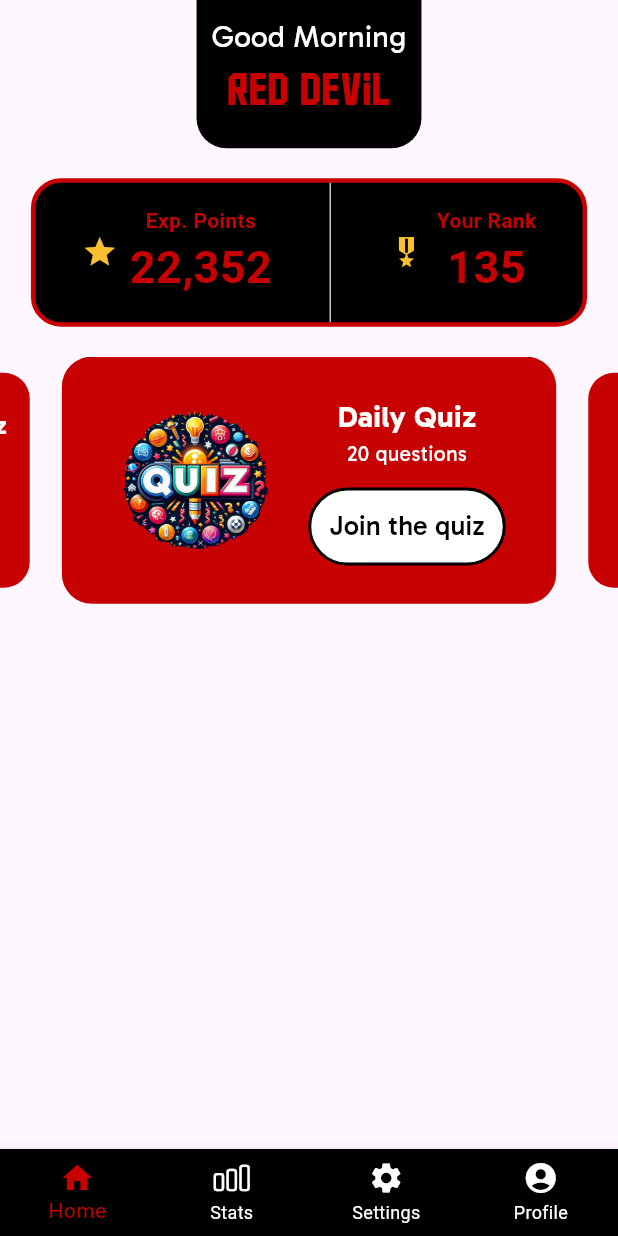
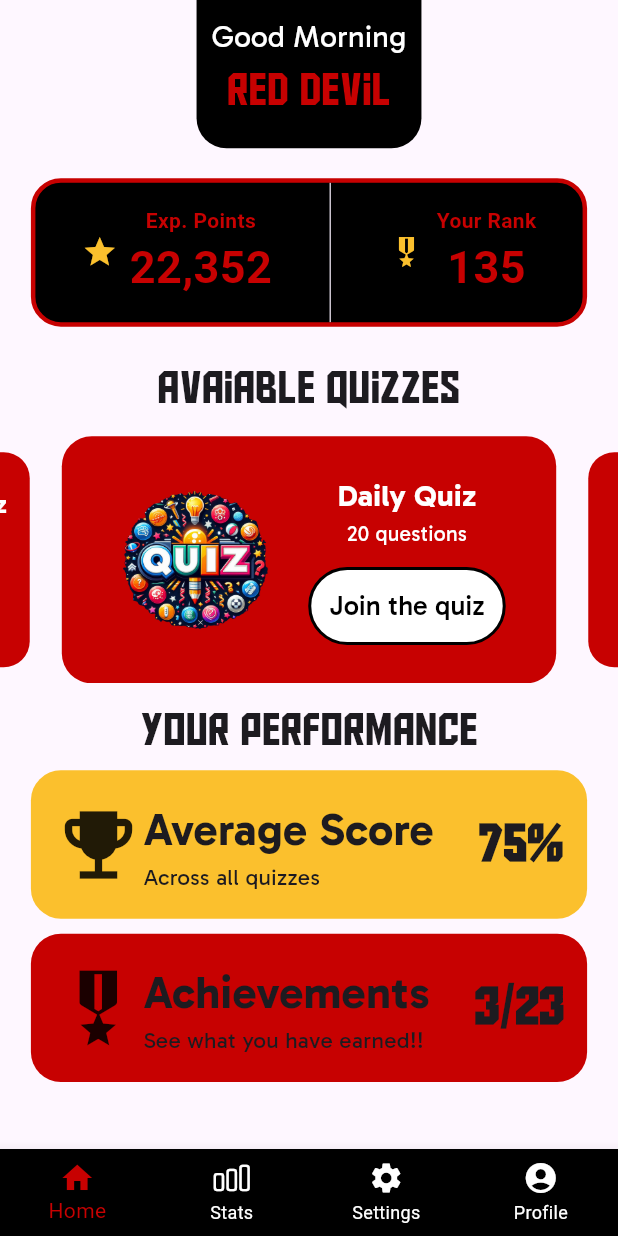
Before and after one commit to AayushPandeyy/manunited_trivia_flutter, a Flutter app: the screen it shows after launch, on a phone screen of 412 x 824 dp. Run offline on Flutter 3.47's test engine with Material 3 defaults, Android fonts, the phone set to English and light mode, and no system bars; drawn by our look-alikes of auto_size_text, carousel_slider.

Commit message:
Home screen widgets added

```diff
--- a/lib/screens/HomeScreen.dart
+++ b/lib/screens/HomeScreen.dart
@@ -3,6 +3,8 @@ import 'package:flutter/material.dart';
 import 'package:manunited_trivia/constants/CarouselItems.dart';
 import 'package:manunited_trivia/constants/ColorsToUse.dart';
 import 'package:manunited_trivia/constants/ScreenSize.dart';
+import 'package:manunited_trivia/widgets/AchievementsWidget.dart';
+import 'package:manunited_trivia/widgets/AverageScoreWidget.dart';
 import 'package:manunited_trivia/widgets/PointsWidget.dart';
 import 'package:manunited_trivia/widgets/QuizBox.dart';
 
@@ -19,7 +21,7 @@ class _HomeScreenState extends State<HomeScreen> {
     ScreenSize().init(context: context);
     return SafeArea(
         child: Scaffold(
-      body: Container(
+      body: SizedBox(
           height: ScreenSize.screenHeight,
           width: ScreenSize.screenWidth,
           child: Column(children: [
@@ -55,12 +57,21 @@ class _HomeScreenState extends State<HomeScreen> {
                 ),
               ),
             ),
-            SizedBox(
+            const SizedBox(
               height: 20,
             ),
-            PointsBox(),
-            SizedBox(
+            const PointsBox(),
+            const SizedBox(
               height: 20,
+            ),
+            const Center(
+              child: Text(
+                "Avaiable Quizzes",
+                style: TextStyle(fontFamily: "AldotheApache", fontSize: 30),
+              ),
+            ),
+            const SizedBox(
+              height: 10,
             ),
             CarouselSlider(
                 items: CarouselItems().items1,
@@ -72,7 +83,24 @@ class _HomeScreenState extends State<HomeScreen> {
                   enlargeCenterPage: true,
                   enlargeFactor: 0.3,
                   scrollDirection: Axis.horizontal,
-                ))
+                )),
+            const SizedBox(
+              height: 10,
+            ),
+            const Center(
+              child: Text(
+                "Your Performance",
+                style: TextStyle(fontFamily: "AldotheApache", fontSize: 30),
+              ),
+            ),
+            const SizedBox(
+              height: 5,
+            ),
+            const AverageScoreWidget(),
+            const SizedBox(
+              height: 10,
+            ),
+            const AchievementsWidget()
           ])),
     ));
   }
--- a/lib/screens/StatsScreen.dart
+++ b/lib/screens/StatsScreen.dart
@@ -1,6 +1,7 @@
 import 'package:flutter/material.dart';
 import 'package:manunited_trivia/constants/ColorsToUse.dart';
 import 'package:manunited_trivia/constants/ScreenSize.dart';
+import 'package:manunited_trivia/widgets/AverageScoreWidget.dart';
 import 'package:manunited_trivia/widgets/StatsBox.dart';
 
 class StatsScreen extends StatefulWidget {
@@ -49,7 +50,7 @@ class _StatsScreenState extends State<StatsScreen> {
                 height: 20,
               ),
               Row(
-                mainAxisAlignment: MainAxisAlignment.spaceEvenly,
+                mainAxisAlignment: MainAxisAlignment.spaceAround,
                 children: [
                   StatsBox(
                     icon: Icons.timelapse,
@@ -69,7 +70,7 @@ class _StatsScreenState extends State<StatsScreen> {
                 height: 20,
               ),
               Row(
-                mainAxisAlignment: MainAxisAlignment.spaceEvenly,
+                mainAxisAlignment: MainAxisAlignment.spaceAround,
                 children: [
                   const StatsBox(
                     icon: Icons.close_outlined,
@@ -85,6 +86,10 @@ class _StatsScreenState extends State<StatsScreen> {
                   )
                 ],
               ),
+              const SizedBox(
+                height: 20,
+              ),
+              const AverageScoreWidget()
             ],
           ),
         ),
--- /dev/null
+++ b/lib/widgets/AchievementsWidget.dart
@@ -0,0 +1,61 @@
+import 'package:flutter/material.dart';
+import 'package:manunited_trivia/constants/ColorsToUse.dart';
+import 'package:manunited_trivia/constants/ScreenSize.dart';
+
+class AchievementsWidget extends StatelessWidget {
+  const AchievementsWidget({super.key});
+
+  @override
+  Widget build(BuildContext context) {
+
+    ScreenSize().init(context: context);
+    return Container(
+      height: ScreenSize.screenHeight * 0.12,
+      width: ScreenSize.screenWidth * 0.9,
+      decoration: BoxDecoration(
+          borderRadius: BorderRadius.circular(20),
+          color: ColorsToUse().unitedRed),
+      child: const Row(
+        mainAxisAlignment: MainAxisAlignment.spaceAround,
+        children: [
+          Row(
+            mainAxisAlignment: MainAxisAlignment.start,
+            children: [
+              Icon(
+                Icons.military_tech,
+                size: 60,
+              ),
+              Column(
+                mainAxisAlignment: MainAxisAlignment.center,
+                crossAxisAlignment: CrossAxisAlignment.start,
+                children: [
+                  Text(
+                    "Achievements",
+                    style: TextStyle(
+                        fontFamily: "Gabarito",
+                        fontSize: 30,
+                        fontWeight: FontWeight.bold),
+                  ),
+                  Text(
+                    "See what you have earned!!",
+                    style: TextStyle(
+                      fontFamily: "Gabarito",
+                      fontSize: 15,
+                    ),
+                  ),
+                ],
+              ),
+            ],
+          ),
+          Text(
+            "3/23",
+            style: TextStyle(
+                fontFamily: "AldotheApache",
+                fontSize: 35,
+                fontWeight: FontWeight.bold),
+          )
+        ],
+      ),
+    );
+  }
+}
--- /dev/null
+++ b/lib/widgets/AverageScoreWidget.dart
@@ -0,0 +1,58 @@
+import 'package:flutter/material.dart';
+import 'package:manunited_trivia/constants/ScreenSize.dart';
+
+class AverageScoreWidget extends StatelessWidget {
+  const AverageScoreWidget({super.key});
+
+  @override
+  Widget build(BuildContext context) {
+    ScreenSize().init(context: context);
+    return Container(
+      height: ScreenSize.screenHeight * 0.12,
+      width: ScreenSize.screenWidth * 0.9,
+      decoration: BoxDecoration(
+          borderRadius: BorderRadius.circular(20), color: Colors.yellow[700]),
+      child: const Row(
+        mainAxisAlignment: MainAxisAlignment.spaceAround,
+        children: [
+          Row(
+            mainAxisAlignment: MainAxisAlignment.start,
+            children: [
+              Icon(
+                Icons.emoji_events,
+                size: 60,
+              ),
+              Column(
+                mainAxisAlignment: MainAxisAlignment.center,
+                crossAxisAlignment: CrossAxisAlignment.start,
+                children: [
+                  Text(
+                    "Average Score",
+                    style: TextStyle(
+                        fontFamily: "Gabarito",
+                        fontSize: 30,
+                        fontWeight: FontWeight.bold),
+                  ),
+                  Text(
+                    "Across all quizzes",
+                    style: TextStyle(
+                      fontFamily: "Gabarito",
+                      fontSize: 15,
+                    ),
+                  ),
+                ],
+              ),
+            ],
+          ),
+          Text(
+            "75%",
+            style: TextStyle(
+                fontFamily: "AldotheApache",
+                fontSize: 35,
+                fontWeight: FontWeight.bold),
+          )
+        ],
+      ),
+    );
+  }
+}
```
